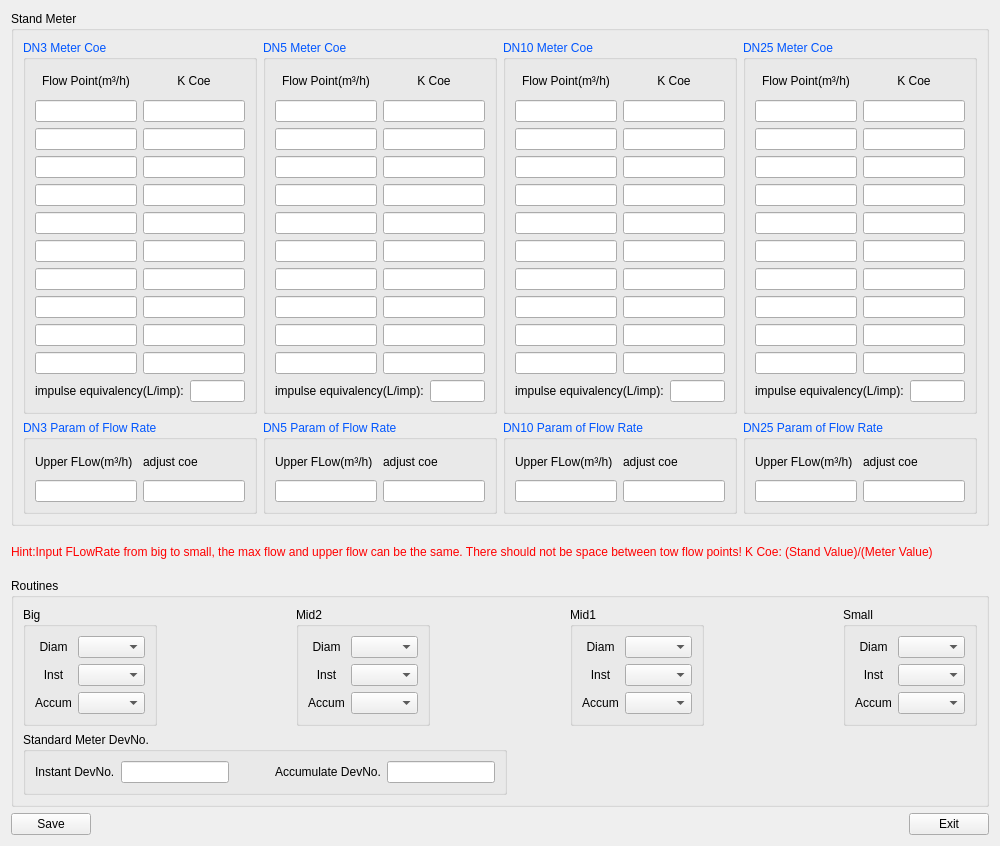
Before: the Qt Designer form source/systemset/systemsetdlg/ui/stdmtrparaset.ui in flimmy78/qtverify, drawn with Qt 5.
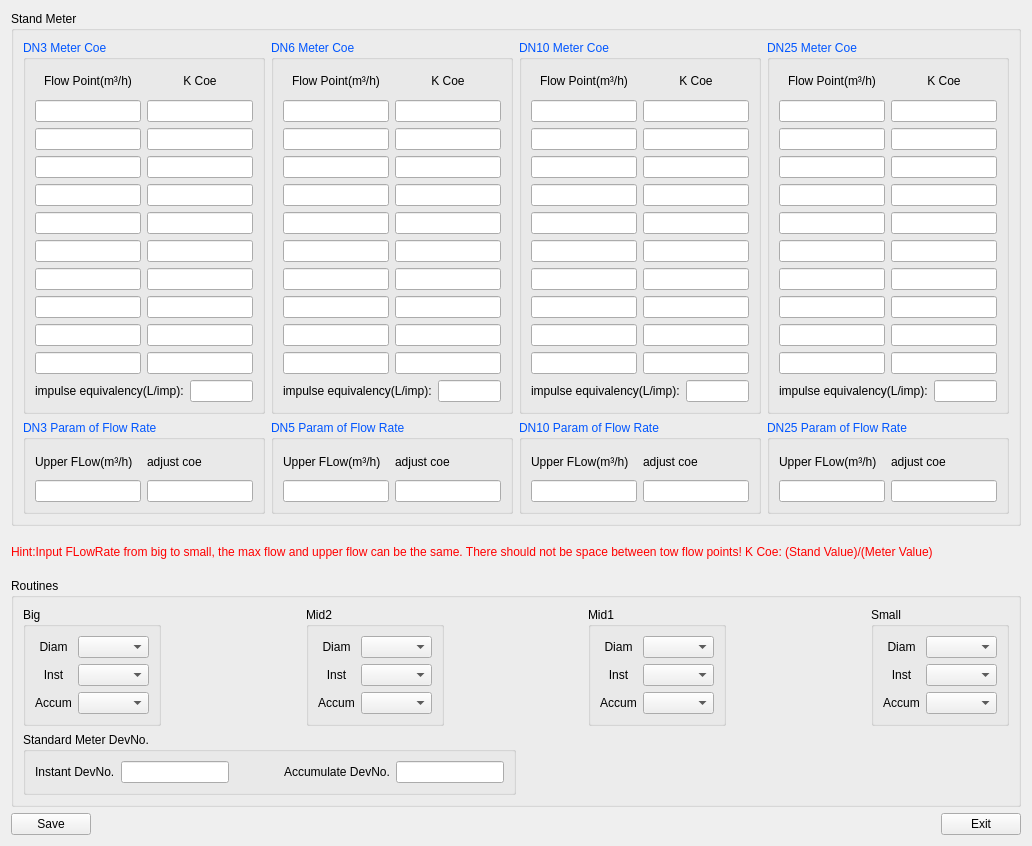
After: the same form once the commit is applied. Icons and pictures are not drawn.

Commit message: 标准表参数设置，没有DN5的标准表，改为DN6

```diff
--- a/source/systemset/systemsetdlg/ui/stdmtrparaset.ui
+++ b/source/systemset/systemsetdlg/ui/stdmtrparaset.ui
@@ -9,7 +9,7 @@
    <rect>
     <x>0</x>
     <y>0</y>
-    <width>1000</width>
+    <width>1032</width>
     <height>846</height>
    </rect>
   </property>
@@ -520,7 +520,7 @@
            </palette>
           </property>
           <property name="title">
-           <string>DN5 Meter Coe</string>
+           <string>DN6 Meter Coe</string>
           </property>
           <layout class="QVBoxLayout" name="verticalLayout_8">
            <item>
```
Left out of the diff: 8 changed lines with no effect on the pictures.
